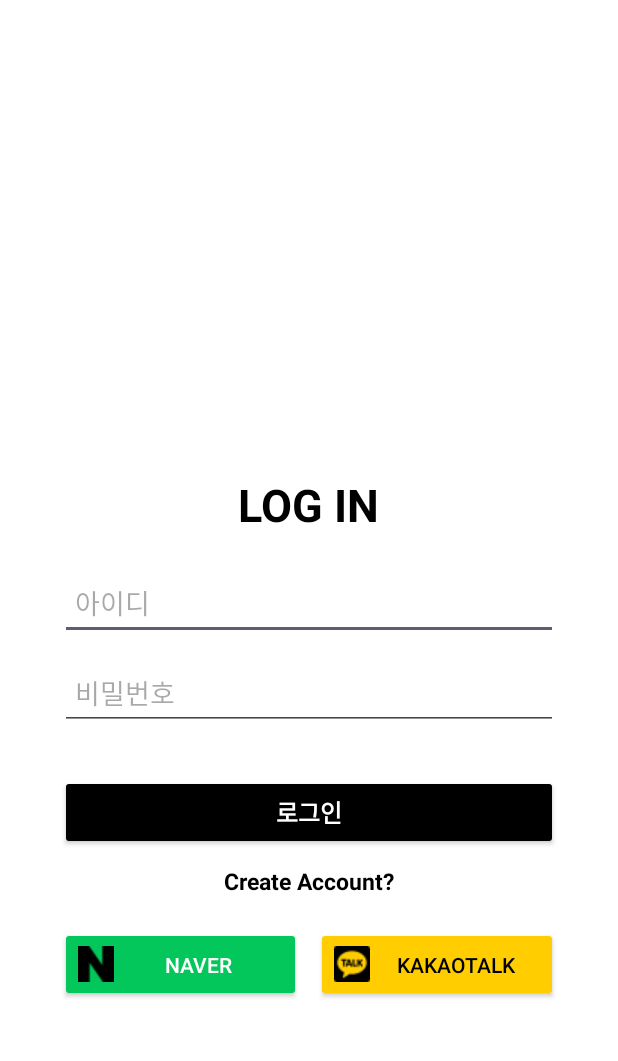
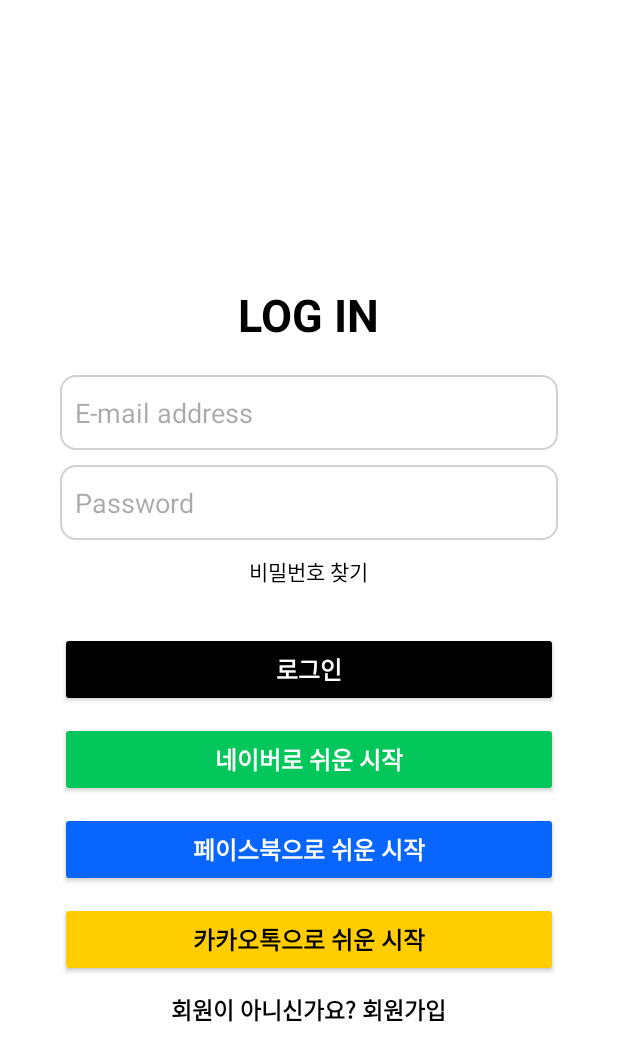
Before and after one commit to thanx-To-Dev-Minsoo/Project-DailyPlanner_Android, an Android app: the screen it shows after launch (signInActivity), on a phone screen of 412 x 824 dp. Shown: the top 1061 px of the screen. Run offline under Robolectric (Android 15) with nearby library versions, the phone set to English and light mode, and no system bars.

Commit message:
2024-07-03

```diff
--- /dev/null
+++ b/app/src/main/res/drawable/edittext_background.xml
@@ -0,0 +1,12 @@
+<!-- res/drawable/edittext_background.xml -->
+<selector xmlns:android="http://schemas.android.com/apk/res/android">
+    <item>
+        <shape android:shape="rectangle">
+            <solid android:color="#FFFFFF" />
+            <corners android:radius="10dp" />
+            <stroke
+                android:width="1dp"
+                android:color="#D1D1D1" />
+        </shape>
+    </item>
+</selector>
--- a/app/src/main/res/layout/activity_signin.xml
+++ b/app/src/main/res/layout/activity_signin.xml
@@ -3,7 +3,8 @@
     xmlns:tools="http://schemas.android.com/tools"
     android:layout_width="match_parent"
     android:layout_height="match_parent"
-    android:background="#ffffff">
+    android:background="#ffffff"
+    tools:context=".MainActivity">
 
     <!-- Background illustration or graphic -->
     <ImageView
@@ -19,7 +20,7 @@
         android:orientation="vertical"
         android:padding="40dp"
         android:gravity="center"
-        android:layout_marginTop="160dp">
+        android:layout_marginTop="50dp">
 
         <TextView
             android:id="@+id/logintext"
@@ -37,32 +38,29 @@
             android:layout_width="match_parent"
             android:layout_height="50dp"
             android:layout_marginBottom="10dp"
-            android:hint="아이디"
-            android:inputType="textPersonName"
+            android:hint="E-mail address"
+            android:inputType="textEmailAddress"
             android:padding="10dp"
-             />
-        <!--android:background="@drawable/edittext_background"-->
+            android:background="@drawable/edittext_background" />
 
         <EditText
             android:id="@+id/editPassword"
             android:layout_width="match_parent"
             android:layout_height="50dp"
             android:layout_marginBottom="10dp"
-            android:hint="비밀번호"
+            android:hint="Password"
             android:inputType="textPassword"
             android:padding="10dp"
-             />
-        <!--android:background="@drawable/edittext_background"-->
+            android:background="@drawable/edittext_background" />
 
-        <!-- Error message TextView -->
         <TextView
             android:id="@+id/errorMessage"
             android:layout_width="wrap_content"
             android:layout_height="wrap_content"
             android:layout_marginBottom="10dp"
-            android:text="Invalid credentials"
+            android:text="비밀번호 찾기"
             android:textColor="@color/black"
-            android:visibility="gone" />
+            android:visibility="visible" />
 
         <androidx.appcompat.widget.AppCompatButton
             android:id="@+id/loginbutton"
@@ -75,42 +73,54 @@
             android:textSize="16sp"
             android:textStyle="bold" />
 
+        <!--<TextView
+            android:layout_width="match_parent"
+            android:layout_height="wrap_content"
+            android:text="――――――――――――――  or  ――――――――――――――"
+            android:textColor="@color/black"
+            android:gravity="center"
+            android:layout_marginTop="20dp"
+            android:layout_marginBottom="20dp" />-->
+
+        <androidx.appcompat.widget.AppCompatButton
+            android:layout_width="match_parent"
+            android:layout_height="50dp"
+            android:layout_marginTop="10dp"
+            android:text="네이버로 쉬운 시작"
+            android:textColor="@color/white"
+            android:backgroundTint="@color/naver_green"
+            android:textSize="16sp"
+            android:textStyle="bold" />
+
+        <androidx.appcompat.widget.AppCompatButton
+            android:layout_width="match_parent"
+            android:layout_height="50dp"
+            android:layout_marginTop="10dp"
+            android:text="페이스북으로 쉬운 시작"
+            android:textColor="@color/white"
+            android:backgroundTint="@color/facebook_blue"
+            android:textSize="16sp"
+            android:textStyle="bold" />
+
+        <androidx.appcompat.widget.AppCompatButton
+            android:layout_width="match_parent"
+            android:layout_height="50dp"
+            android:layout_marginTop="10dp"
+            android:text="카카오톡으로 쉬운 시작"
+            android:textColor="@color/black"
+            android:backgroundTint="@color/kakaotalk_yellow"
+            android:textSize="16sp"
+            android:textStyle="bold" />
+
         <TextView
             android:id="@+id/signin"
             android:layout_width="wrap_content"
             android:layout_height="wrap_content"
             android:layout_marginTop="10dp"
-            android:text="Create Account?"
+            android:text="회원이 아니신가요? 회원가입"
             android:textColor="@color/black"
             android:textSize="15sp"
-            android:textStyle="bold" />
-
-        <!-- Social media login buttons -->
-        <LinearLayout
-            android:layout_width="match_parent"
-            android:layout_height="wrap_content"
-            android:orientation="horizontal"
-            android:gravity="center"
-            android:layout_marginTop="20dp">
-
-            <androidx.appcompat.widget.AppCompatButton
-                android:layout_width="0dp"
-                android:layout_height="50dp"
-                android:layout_weight="1"
-                android:layout_marginEnd="10dp"
-                android:text="naver"
-                android:textColor="@color/white"
-                android:backgroundTint="@color/naver_green"
-                android:drawableLeft="@drawable/ic_naver" />
-
-            <androidx.appcompat.widget.AppCompatButton
-                android:layout_width="0dp"
-                android:layout_height="50dp"
-                android:layout_weight="1"
-                android:text="kakaotalk"
-                android:textColor="@color/black"
-                android:backgroundTint="@color/kakaotalk_yellow"
-                android:drawableLeft="@drawable/ic_kakaotalk" />
-        </LinearLayout>
+            android:textStyle="bold"
+            android:layout_gravity="center" />
     </LinearLayout>
 </FrameLayout>
```
